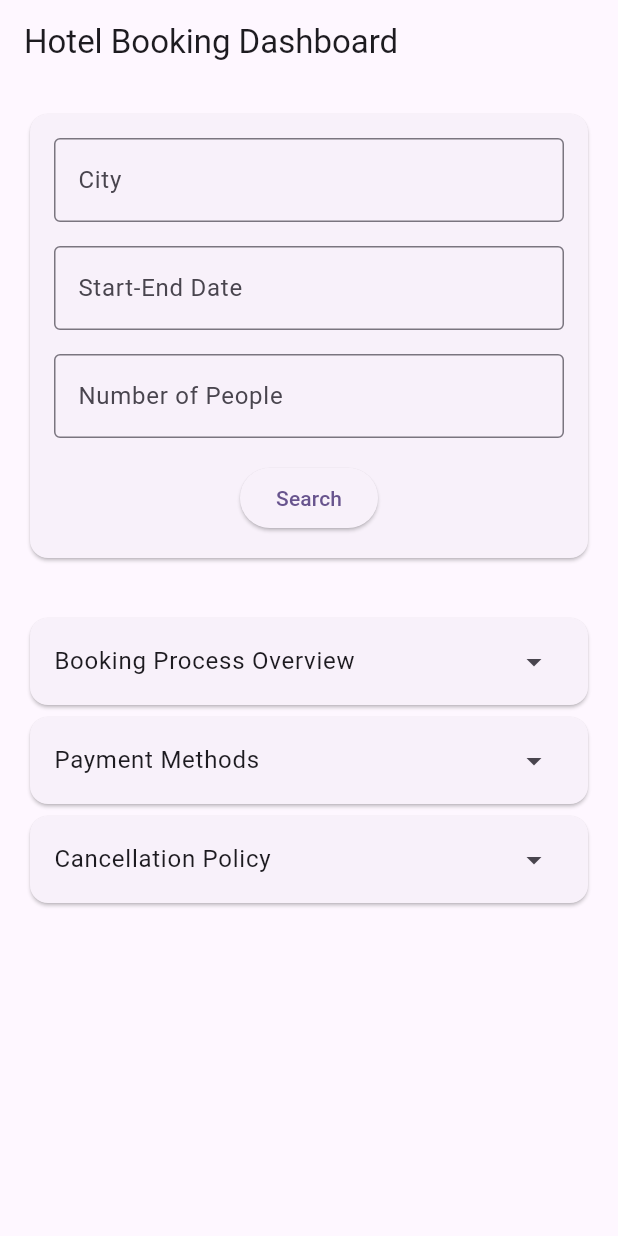
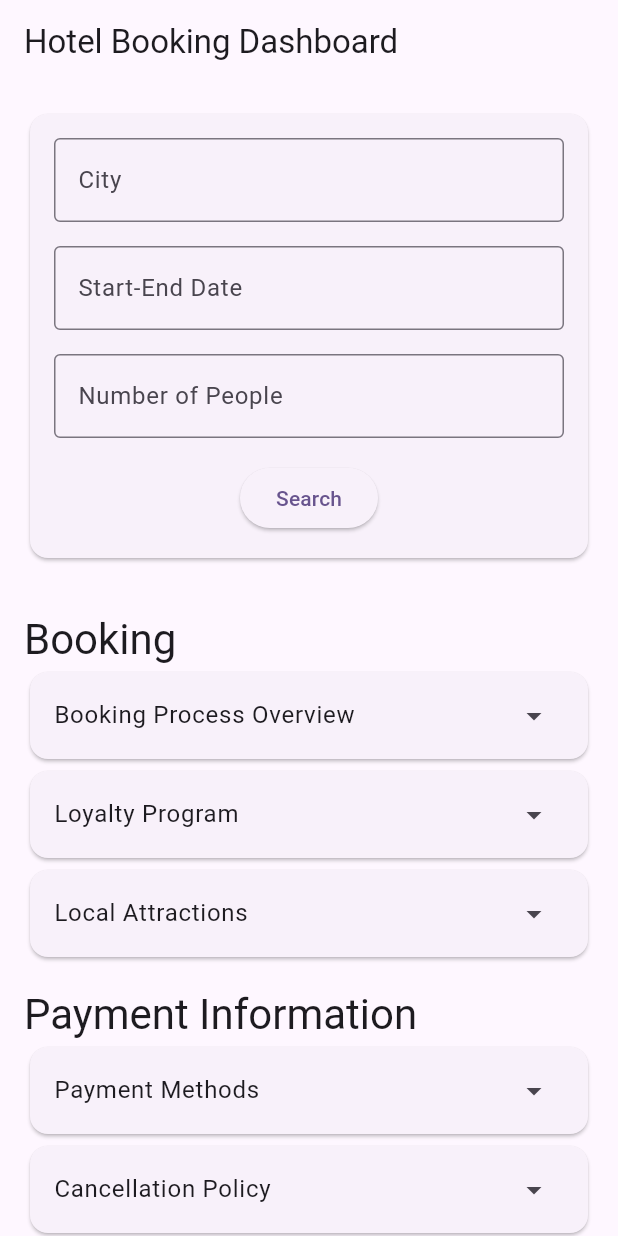
Before and after one commit to reyhanlioglu/flutter_edd, a Flutter app: the screen it shows after launch, after a tap on "Booking Process Overview", on a phone screen of 412 x 824 dp. Run offline on Flutter 3.47's test engine with Material 3 defaults, Android fonts, the phone set to English and light mode, and no system bars; our stand-ins replace app_links, equatable, flutter_bloc, rxdart; missing offline and left inert: jwt_decode.

Commit message:
Example: Add expandable v2 and group widget using event bus

```diff
--- a/example/lib/dashboard/dashboard_page.dart
+++ b/example/lib/dashboard/dashboard_page.dart
@@ -1,11 +1,48 @@
 import 'package:example/dashboard/widgets/search_hotel_card/search_hotel_card.dart';
+import 'package:example/reusable_widgets/expandable_group_with_event_bus/expandable_group_with_event_bus.dart';
 import 'package:example/reusable_widgets/expandable_group_without_event_bus/expandable_group_without_event_bus.dart';
-import 'package:example/reusable_widgets/expandable_group_without_event_bus/expandable_widget/expandable_v1.dart';
 import 'package:example/reusable_widgets/expandable_group_without_event_bus/expandable_ui_model.dart';
 import 'package:flutter/material.dart';
 
 class DashboardPage extends StatelessWidget {
   const DashboardPage({super.key});
+
+  static const uiModelBooking = [
+    ExpandableUIModel(
+      title: "Booking Process Overview",
+      content:
+          "Learn about the step-by-step process of booking a hotel room through our application. From searching for available rooms to finalizing your reservation, we guide you through each stage to ensure a smooth and hassle-free experience.",
+      isExpanded: true,
+    ),
+    ExpandableUIModel(
+      title: "Loyalty Program",
+      content:
+          "Join our loyalty program to earn points with every booking. Redeem points for free nights, exclusive discounts, and special offers. Enjoy the benefits of being a valued member of our hotel community.",
+    ),
+    ExpandableUIModel(
+      title: "Local Attractions",
+      content:
+          "Discover the top local attractions near our hotel. Whether you're interested in sightseeing, dining, or entertainment, we provide recommendations and information to help you make the most of your stay.",
+    ),
+  ];
+
+  static const uiModelPaymentAndCancellation = [
+    ExpandableUIModel(
+      title: "Payment Methods",
+      content:
+          "Discover the various payment methods we accept for hotel bookings. Whether you prefer using credit cards, debit cards, or digital wallets, we provide multiple options to make your payment process convenient and secure.",
+    ),
+    ExpandableUIModel(
+      title: "Cancellation Policy",
+      content:
+          "Understand our cancellation policy to know your options in case you need to cancel your booking. We offer flexible cancellation terms to accommodate unforeseen changes in your travel plans, ensuring you have peace of mind when booking with us.",
+    ),
+    ExpandableUIModel(
+      title: "Payment Security",
+      content:
+          "Learn about the measures we take to ensure the security of your payment information. We use advanced encryption technologies and comply with industry standards to protect your data and provide a safe booking experience.",
+    ),
+  ];
 
   @override
   Widget build(BuildContext context) {
@@ -17,29 +54,15 @@ class DashboardPage extends StatelessWidget {
         child: Padding(
           padding: const EdgeInsets.all(16.0),
           child: Column(
+            crossAxisAlignment: CrossAxisAlignment.start,
             children: <Widget>[
               const SearchHotelCard(),
               const SizedBox(height: 32),
-              ExpandableGroupWithoutEventBus(
-                uiModels: [
-                  ExpandableUIModel(
-                    title: "Booking Process Overview",
-                    content:
-                    "Learn about the step-by-step process of booking a hotel room through our application. From searching for available rooms to finalizing your reservation, we guide you through each stage to ensure a smooth and hassle-free experience.",
-                    isExpanded: true,
-                  ),
-                  ExpandableUIModel(
-                    title: "Payment Methods",
-                    content:
-                        "Discover the various payment methods we accept for hotel bookings. Whether you prefer using credit cards, debit cards, or digital wallets, we provide multiple options to make your payment process convenient and secure.",
-                  ),
-                  ExpandableUIModel(
-                    title: "Cancellation Policy",
-                    content:
-                        "Understand our cancellation policy to know your options in case you need to cancel your booking. We offer flexible cancellation terms to accommodate unforeseen changes in your travel plans, ensuring you have peace of mind when booking with us.",
-                  ),
-                ],
-              ),
+              Text("Booking", style: Theme.of(context).textTheme.headlineMedium),
+              const ExpandableGroupWithoutEventBus(uiModels: uiModelBooking),
+              const SizedBox(height: 16),
+              Text("Payment Information", style: Theme.of(context).textTheme.headlineMedium),
+              const ExpandableGroupWithEventBus(uiModels: uiModelPaymentAndCancellation),
             ],
           ),
         ),
--- a/example/lib/dashboard/widgets/search_hotel_card/bloc/search_hotel_card_cubit.dart
+++ b/example/lib/dashboard/widgets/search_hotel_card/bloc/search_hotel_card_cubit.dart
@@ -38,7 +38,7 @@ class SearchHotelCardCubit extends Cubit<SearchHotelCardState> with EventBusList
     );
 
     listenEvent<EventBus, SearchHotelCardEventSearchHotels>(
-      onEventReceived: () {
+      onEventReceived: (_) {
         final city = cityController.text;
         final dateRange = dateRangeController.text;
         final numberOfPeople = numberOfPeopleController.text;
--- /dev/null
+++ b/example/lib/reusable_widgets/expandable_group_with_event_bus/expandable_group_with_event_bus.dart
@@ -0,0 +1,16 @@
+import 'package:example/reusable_widgets/expandable_group_with_event_bus/expandable_widget/expandable_v2.dart';
+import 'package:example/reusable_widgets/expandable_group_without_event_bus/expandable_ui_model.dart';
+import 'package:flutter/material.dart';
+
+class ExpandableGroupWithEventBus extends StatelessWidget {
+  final List<ExpandableUIModel> uiModels;
+
+  const ExpandableGroupWithEventBus({super.key, required this.uiModels});
+
+  @override
+  Widget build(BuildContext context) {
+    return Column(
+      children: uiModels.map((uiModel) => ExpandableV2(uiModel: uiModel)).toList(),
+    );
+  }
+}
--- /dev/null
+++ b/example/lib/reusable_widgets/expandable_group_with_event_bus/expandable_widget/bloc/expandable_v2_cubit.dart
@@ -0,0 +1,36 @@
+import 'package:equatable/equatable.dart';
+import 'package:example/common_events/widget_ids.dart';
+import 'package:example/reusable_widgets/expandable_group_with_event_bus/expandable_widget/bloc/expandable_v2_event.dart';
+import 'package:flutter/material.dart';
+import 'package:flutter_edd/flutter_edd.dart';
+import 'package:uuid/uuid.dart';
+
+part 'expandable_v2_state.dart';
+
+class ExpandableV2Cubit extends Cubit<ExpandableV2State> with EventBusListener {
+  final ExpansionTileController? expansionTileController;
+  final widgetId = const Uuid().v4();
+
+  ExpandableV2Cubit({this.expansionTileController}) : super(const ExpandableV2State(isExpanded: false)) {
+    listenEvent<EventBus, ExpandableWidgetEventCollapseOthers>(onEventReceived: (event) {
+      print('ExpandableV2Cubit: event.senderId: ${event.senderId}, widgetId: $widgetId');
+      if (event.senderId != widgetId) {
+        _collapse();
+      }
+    });
+  }
+
+  void expand() {
+    expansionTileController?.expand();
+    sendEvent<EventBus>(ExpandableWidgetEventCollapseOthers(senderId: widgetId));
+    emit(const ExpandableV2State(isExpanded: true));
+  }
+
+  void _collapse() {
+    expansionTileController?.collapse();
+    emit(const ExpandableV2State(isExpanded: false));
+  }
+
+  @override
+  List<BaseEventBus> get eventBuses => [EventBus.instance];
+}
--- /dev/null
+++ b/example/lib/reusable_widgets/expandable_group_with_event_bus/expandable_widget/bloc/expandable_v2_event.dart
@@ -0,0 +1,5 @@
+import 'package:flutter_edd/flutter_edd.dart';
+
+class ExpandableWidgetEventCollapseOthers extends BaseEvent<String, dynamic> {
+  ExpandableWidgetEventCollapseOthers({super.senderId});
+}
--- /dev/null
+++ b/example/lib/reusable_widgets/expandable_group_with_event_bus/expandable_widget/bloc/expandable_v2_state.dart
@@ -0,0 +1,11 @@
+part of 'expandable_v2_cubit.dart';
+
+
+class ExpandableV2State extends Equatable {
+  final bool isExpanded;
+
+  const ExpandableV2State({required this.isExpanded});
+
+  @override
+  List<Object> get props => [isExpanded];
+}
--- /dev/null
+++ b/example/lib/reusable_widgets/expandable_group_with_event_bus/expandable_widget/expandable_v2.dart
@@ -0,0 +1,43 @@
+import 'package:example/reusable_widgets/expandable_group_with_event_bus/expandable_widget/bloc/expandable_v2_cubit.dart';
+import 'package:example/reusable_widgets/expandable_group_without_event_bus/expandable_ui_model.dart';
+import 'package:flutter/material.dart';
+import 'package:flutter_bloc/flutter_bloc.dart';
+
+class ExpandableV2 extends StatelessWidget {
+  final ExpandableUIModel uiModel;
+
+  const ExpandableV2({super.key, required this.uiModel});
+
+  @override
+  Widget build(BuildContext context) {
+    final expansionTileController = ExpansionTileController();
+    return BlocProvider(
+      create: (context) => ExpandableV2Cubit(expansionTileController: expansionTileController),
+      child: BlocBuilder<ExpandableV2Cubit, ExpandableV2State>(
+        builder: (context, state) {
+          return Card(
+            child: Column(
+              children: <Widget>[
+                ExpansionTile(
+                  controller: expansionTileController,
+                  title: Text(uiModel.title),
+                  trailing: Icon(state.isExpanded ? Icons.arrow_drop_up : Icons.arrow_drop_down),
+                  initiallyExpanded: uiModel.isExpanded,
+                  shape: RoundedRectangleBorder(borderRadius: BorderRadius.circular(8.0)),
+                  onExpansionChanged: (bool isExpanded) {
+                    if (isExpanded) {
+                      context.read<ExpandableV2Cubit>().expand();
+                    }
+                  },
+                  children: [
+                    ListTile(title: Text(uiModel.content)),
+                  ],
+                ),
+              ],
+            ),
+          );
+        },
+      ),
+    );
+  }
+}
--- a/example/lib/reusable_widgets/expandable_group_without_event_bus/expandable_ui_model.dart
+++ b/example/lib/reusable_widgets/expandable_group_without_event_bus/expandable_ui_model.dart
@@ -3,5 +3,5 @@ class ExpandableUIModel {
   final String content;
   final bool isExpanded;
 
-  ExpandableUIModel({required this.title, required this.content, this.isExpanded = false});
+  const ExpandableUIModel({required this.title, required this.content, this.isExpanded = false});
 }
--- a/example/pubspec.yaml
+++ b/example/pubspec.yaml
@@ -17,6 +17,7 @@ dependencies:
   equatable: ^2.0.5
   jwt_decode: ^0.3.1
   app_links: ^6.3.2
+  uuid: ^4.5.1
 
 dev_dependencies:
   flutter_test:
--- a/lib/src/core/event_bus/base_event_bus/base_event_bus.dart
+++ b/lib/src/core/event_bus/base_event_bus/base_event_bus.dart
@@ -20,13 +20,13 @@ abstract class BaseEventBus {
   }
 
   StreamSubscription listenEvent<BE extends BaseEvent>({
-    required Function() onEventReceived,
+    required Function(BE event) onEventReceived,
     dynamic senderId,
     dynamic receiverId,
   }) {
     return _bus.listen((data) {
       if (data.runtimeType == BE && _canListen(data, senderId, receiverId)) {
-        onEventReceived();
+        onEventReceived(data as BE);
       }
     });
   }
--- a/lib/src/core/mixins/bloc_mixins.dart
+++ b/lib/src/core/mixins/bloc_mixins.dart
@@ -14,7 +14,7 @@ mixin EventBusListener<T> on BlocBase<T> {
   }
 
   void listenEvent<B extends BaseEventBus, E extends BaseEvent>({
-    required Function() onEventReceived,
+    required Function(E event) onEventReceived,
     dynamic senderId,
     dynamic receiverId,
   }) {
```
Also changed, not shown: example/pubspec.lock.
